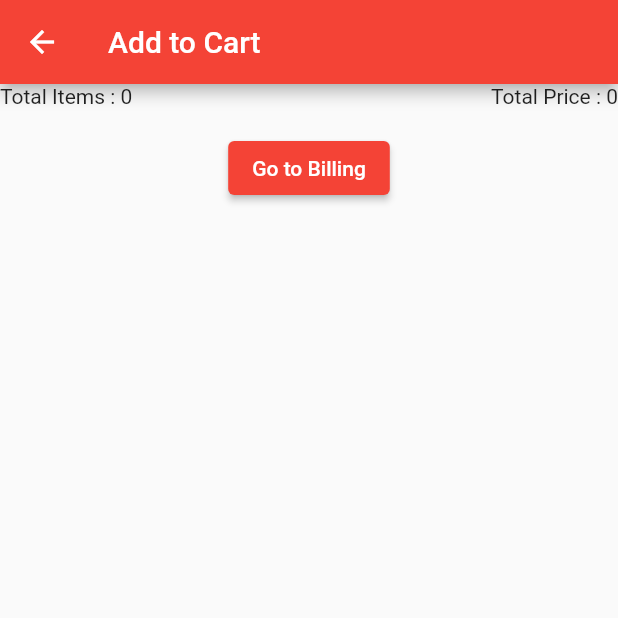
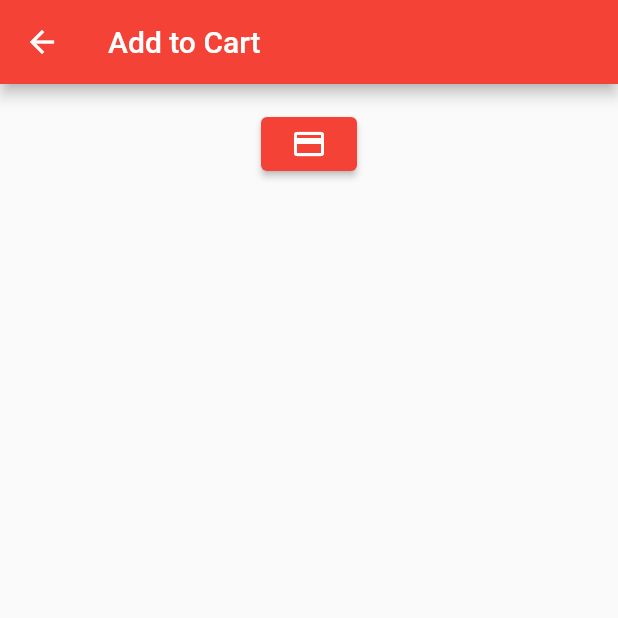
Before and after one commit to Asmit11/FoodKhana, a Flutter app: the AddToCart screen opened by its route, on a phone screen of 412 x 824 dp, the top half of it. Run offline on Flutter 3.47's test engine with Material 2 defaults, Android fonts, the phone set to English and light mode, and no system bars; our stand-ins replace cloud_firestore, firebase_auth, firebase_core, firebase_storage, flutter_local_notifications; missing offline and left inert: blue_thermal_printer; accounts and stored records are empty; statements that could not run were skipped.

Commit message:
changes in addtocart

```diff
--- a/lib/screens/AddToCard.dart
+++ b/lib/screens/AddToCard.dart
@@ -46,15 +46,15 @@ class _AddToCartState extends State<AddToCart> {
                         (element.product.description ?? 0) * total;
                   });
                   return Row(
-                    mainAxisAlignment: MainAxisAlignment.spaceBetween,
-                    children: [
-                      Container(
-                        child: Text("Total Items : ${total.toString()}"),
-                      ),
-                      Container(
-                        child: Text("Total Price : ${total_price.toString()}"),
-                      ),
-                    ],
+                    // mainAxisAlignment: MainAxisAlignment.spaceBetween,
+                    // children: [
+                    //   Container(
+                    //     child: Text("Total Items : ${total.toString()}"),
+                    //   ),
+                    //   Container(
+                    //     child: Text("Total Price : ${total_price.toString()}"),
+                    //   ),
+                    // ],
                   );
                 },
               ),
@@ -117,7 +117,7 @@ class _AddToCartState extends State<AddToCart> {
                     ),
                   );
                 },
-                child: Text('Go to Billing'),
+                child: Icon(Icons.payment),
               ),
             ],
           ),
```
